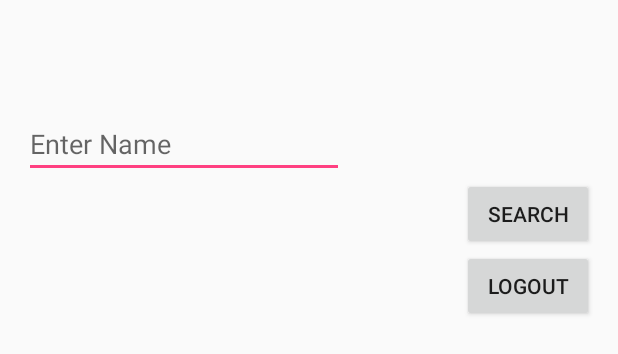
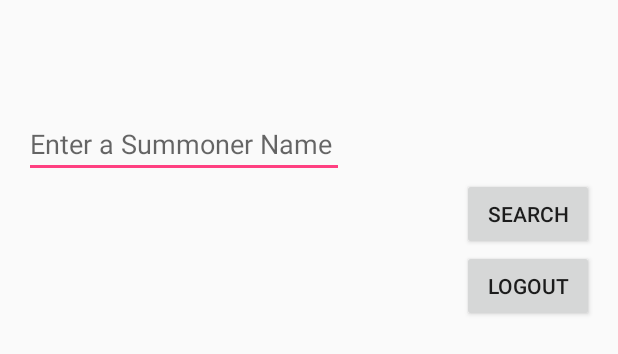
Before and after one commit to dblasena/FinalProject, an Android app: the layout activity_home_page.xml on its own in the app's theme, with its tools: preview values and no code run, on a phone screen of 412 x 824 dp. Shown: the top 354 px of the screen. Run offline under Robolectric (Android 15) with nearby library versions, the phone set to English and light mode, and no system bars.

Commit message:
More progress

```diff
--- a/app/src/main/res/layout/activity_home_page.xml
+++ b/app/src/main/res/layout/activity_home_page.xml
@@ -33,7 +33,7 @@
         android:inputType="textPersonName"
         android:ems="10"
         android:id="@+id/editTextName"
-        android:hint="Enter Name"
+        android:hint="Enter a Summoner Name"
         android:layout_below="@+id/textviewUser"
         android:layout_alignParentLeft="true"
         android:layout_alignParentStart="true"
```
Also changed, not shown: app/src/main/java/dblasena/cis/finalproject/HomePageActivity.java (+26 -6 lines).
